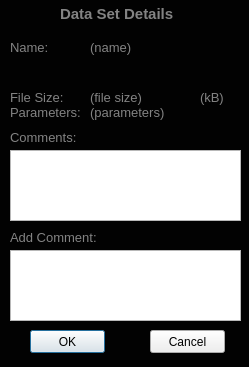
Old version of the form Scanner GUI/Plotter/editDatasetInfo.ui in the repository afylab/nanoSQUID-Scanning-Software.
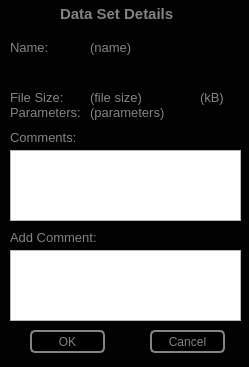
New version of the form.

Diff of the .ui file:
```diff
--- a/Scanner GUI/Plotter/editDatasetInfo.ui
+++ b/Scanner GUI/Plotter/editDatasetInfo.ui
@@ -130,6 +130,21 @@
      <height>23</height>
     </rect>
    </property>
+   <property name="styleSheet">
+    <string notr="true">QPushButton:pressed#ok{
+color: rgb(0,0,0);
+background-color:rgb(131,131,131);
+border: 1px solid rgb(0,0,0);
+border-radius: 5px
+}
+
+QPushButton#ok{
+color: rgb(131,131,131);
+background-color:rgb(0,0,0);
+border: 2px solid  rgb(131,131,131);
+border-radius: 5px
+}</string>
+   </property>
    <property name="text">
     <string>OK</string>
    </property>
@@ -143,6 +158,21 @@
      <height>23</height>
     </rect>
    </property>
+   <property name="styleSheet">
+    <string notr="true">QPushButton:pressed#cancel{
+color: rgb(0,0,0);
+background-color:rgb(131,131,131);
+border: 1px solid rgb(0,0,0);
+border-radius: 5px
+}
+
+QPushButton#cancel{
+color: rgb(131,131,131);
+background-color:rgb(0,0,0);
+border: 2px solid  rgb(131,131,131);
+border-radius: 5px
+}</string>
+   </property>
    <property name="text">
     <string>Cancel</string>
    </property>
```
